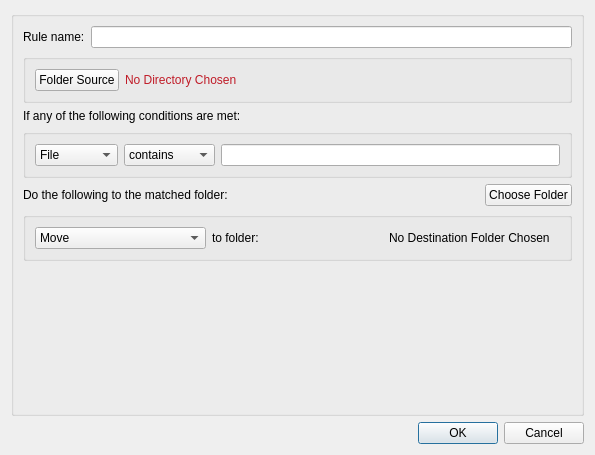
The window that ui/addRule.ui (remosrulloda/Pennyworth) describes before a commit, drawn with Qt 5.
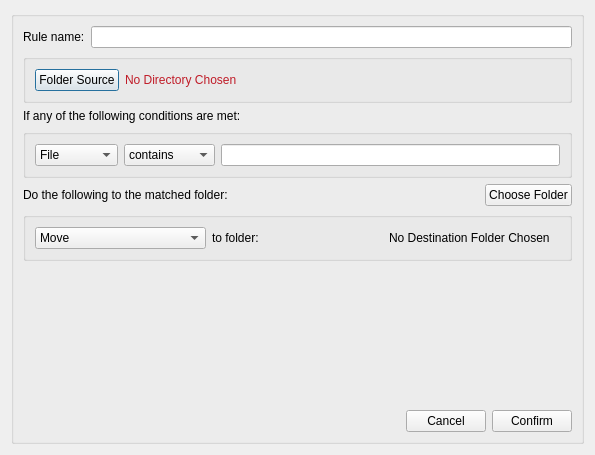
The same window after the commit.

Patch:
```diff
--- a/ui/addRule.ui
+++ b/ui/addRule.ui
@@ -195,19 +195,40 @@
         </property>
        </spacer>
       </item>
+      <item>
+       <layout class="QHBoxLayout" name="confirmCancelLayout">
+        <item>
+         <spacer name="horizontalSpacer_3">
+          <property name="orientation">
+           <enum>Qt::Orientation::Horizontal</enum>
+          </property>
+          <property name="sizeHint" stdset="0">
+           <size>
+            <width>40</width>
+            <height>20</height>
+           </size>
+          </property>
+         </spacer>
+        </item>
+        <item>
+         <widget class="QPushButton" name="cancelBtn">
+          <property name="text">
+           <string>Cancel</string>
+          </property>
+         </widget>
+        </item>
+        <item>
+         <widget class="QPushButton" name="confirmBtn">
+          <property name="text">
+           <string>Confirm</string>
+          </property>
+         </widget>
+        </item>
+       </layout>
+      </item>
      </layout>
     </widget>
    </item>
-   <item row="1" column="0">
-    <widget class="QDialogButtonBox" name="canceRuleBtn">
-     <property name="orientation">
-      <enum>Qt::Orientation::Horizontal</enum>
-     </property>
-     <property name="standardButtons">
-      <set>QDialogButtonBox::StandardButton::Cancel|QDialogButtonBox::StandardButton::Ok</set>
-     </property>
-    </widget>
-   </item>
   </layout>
  </widget>
  <resources/>
```
Left out of the diff: 37 changed lines with no effect on the pictures.
